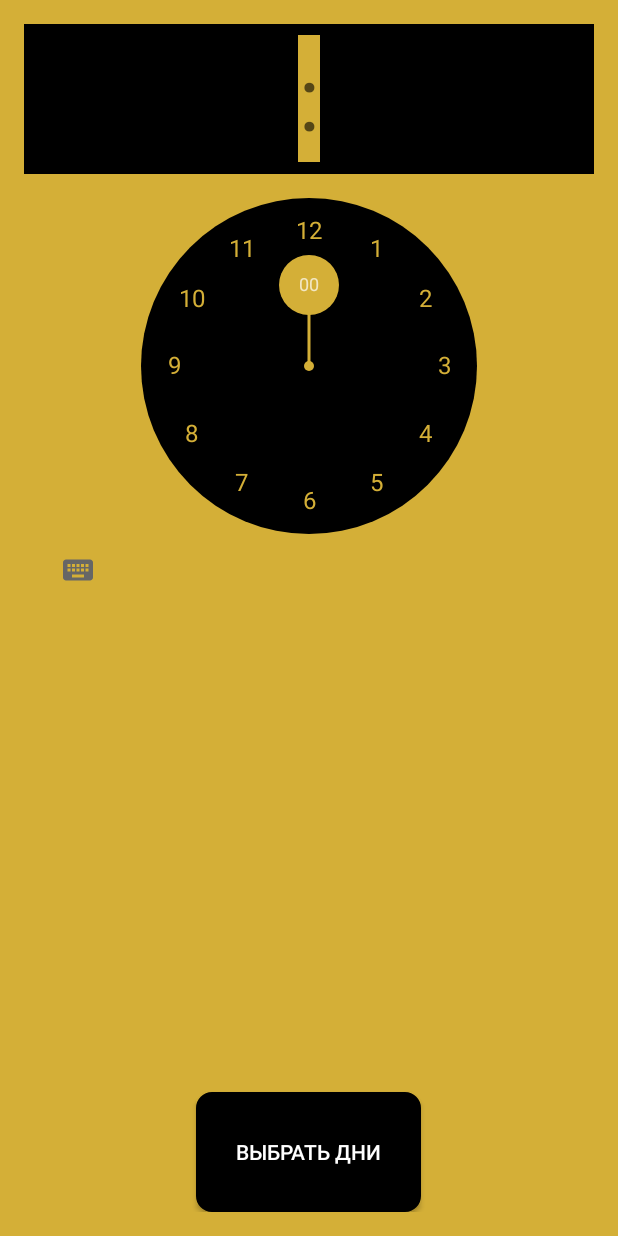
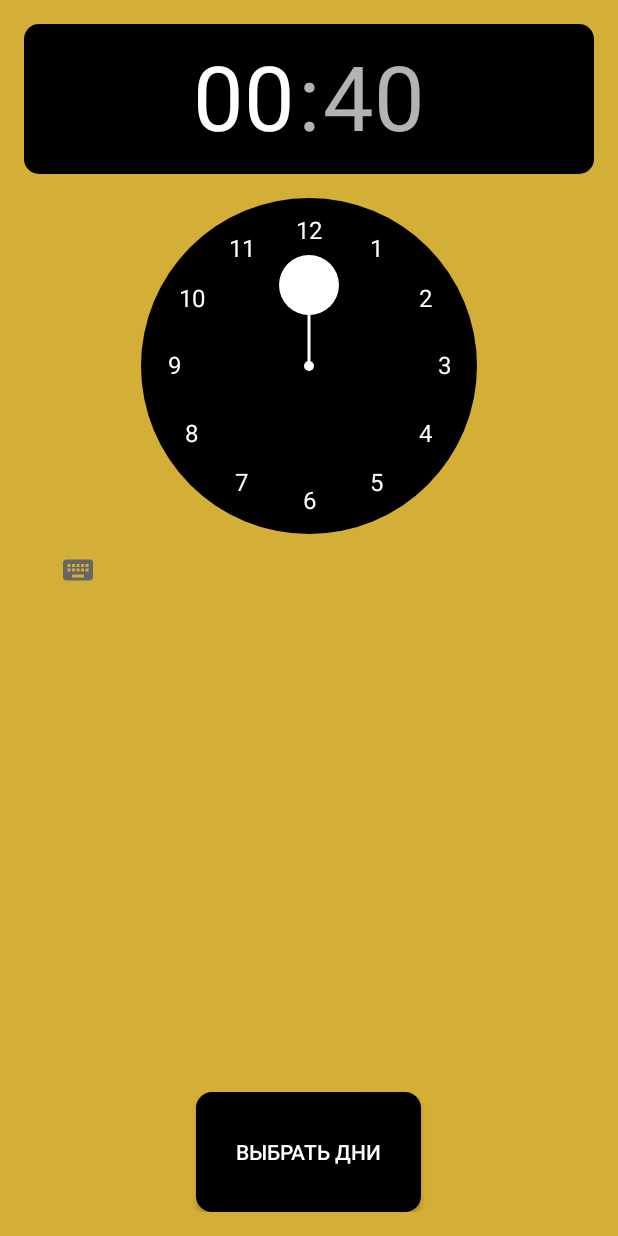
Before and after one commit to ZlotIv/AlarmClock, an Android app: the screen it shows after launch (AlarmSettings), after a tap on an icon or button, on a phone screen of 412 x 824 dp. Run offline under Robolectric (Android 15) with nearby library versions, the phone set to English and light mode, and no system bars.

Commit message:
Изменены углы у AlertDialog, изменены углы и цвет у timepicker

```diff
--- a/app/src/main/java/zlotnikov/alarmclock/AlarmSettings.java
+++ b/app/src/main/java/zlotnikov/alarmclock/AlarmSettings.java
@@ -63,7 +63,7 @@ public class AlarmSettings extends AppCompatActivity {
         intBuffer = new StringBuffer();
         toMainIntent = new Intent(context, MainActivity.class);
         toReceiverIntent = new Intent(context, AlarmReceiver.class);
-        builder = new AlertDialog.Builder(this);
+        builder = new AlertDialog.Builder(this, R.style.myAlertDialog);
         alarmManager = (AlarmManager) getSystemService(ALARM_SERVICE);
 
         builder.setTitle("Выберите дни недели");
--- a/app/src/main/java/zlotnikov/alarmclock/MainActivity.java
+++ b/app/src/main/java/zlotnikov/alarmclock/MainActivity.java
@@ -15,7 +15,6 @@ import android.os.Bundle;
 import android.util.Log;
 import android.view.View;
 import android.widget.AdapterView;
-import android.widget.Button;
 import android.widget.CursorAdapter;
 import android.widget.ImageButton;
 import android.widget.ListView;
@@ -53,8 +52,8 @@ public class MainActivity extends AppCompatActivity {
         // формирование столбцов сопоставления
         String[] from = new String[]{"HOURS", "MINUTES", "DAYS"};
         int[] to = new int[]{R.id.hours, R.id.minutes, R.id.days};
-        deleteDialog = new AlertDialog.Builder(MainActivity.this);
-        songDialog = new AlertDialog.Builder(MainActivity.this);
+        deleteDialog = new AlertDialog.Builder(MainActivity.this, R.style.myAlertDialog);
+        songDialog = new AlertDialog.Builder(MainActivity.this, R.style.myAlertDialog);
 
 
         // НЕ ЗАБЫТЬ УДАЛИТЬ!!!
@@ -73,7 +72,7 @@ public class MainActivity extends AppCompatActivity {
         // диалоговое окно для удаления будильника
         listView.setOnItemClickListener(new AdapterView.OnItemClickListener() {@Override
         public void onItemClick(AdapterView<?> parent, View view, int position, final long id) {
-            deleteDialog.setMessage("Удалить будильник?");
+            deleteDialog.setTitle("Удалить будильник?");
             deleteDialog.setNegativeButton("Нет", new DialogInterface.OnClickListener() {
                 @Override
                 public void onClick(DialogInterface dialog, int which) {
@@ -164,7 +163,6 @@ public class MainActivity extends AppCompatActivity {
         SharedPreferences saveSong = getSharedPreferences("song", MODE_PRIVATE);
         final SharedPreferences.Editor saveSongEditor = saveSong.edit();
         final String[] songs = {"Звонок будильника", "Бетховен - Тишина", "Бетховен - 5 симфония", "Моцарт - Фантазия", "Деревенский будильник"};
-        songDialog = new AlertDialog.Builder(MainActivity.this);
         songDialog.setTitle("Выберите мелодию для будильника");
         songDialog.setNegativeButton("Закрыть", new DialogInterface.OnClickListener() {
             @Override
--- /dev/null
+++ b/app/src/main/res/drawable/alertdialogbackground.xml
@@ -0,0 +1,7 @@
+<?xml version="1.0" encoding="utf-8"?>
+<inset xmlns:android="http://schemas.android.com/apk/res/android">
+    <shape android:shape="rectangle">
+        <corners android:radius="10dp"/>
+        <solid android:color="@color/colorGold"/>
+    </shape>
+</inset>
--- a/app/src/main/res/drawable/choosedaysbuttondefault.xml
+++ b/app/src/main/res/drawable/choosedaysbuttondefault.xml
@@ -4,7 +4,7 @@
         <shape>
             <solid android:color="@color/colorBlack"/>
             <stroke android:width="1dp"/>
-            <corners android:radius="10.0dip"/>
+            <corners android:radius="10dp"/>
         </shape>
     </item>
 </selector>
--- a/app/src/main/res/drawable/choosedaysbuttonpressed.xml
+++ b/app/src/main/res/drawable/choosedaysbuttonpressed.xml
@@ -4,8 +4,8 @@
         <shape>
             <solid android:color="@color/colorBlack"/>
             <stroke android:width="2dp"
-                android:color="@color/colorBlood" />
-            <corners android:radius="10.0dip"/>
+                android:color="@color/colorWhite" />
+            <corners android:radius="10dp"/>
         </shape>
     </item>
 </selector>
--- a/app/src/main/res/drawable/choosedaysbuttonselector.xml
+++ b/app/src/main/res/drawable/choosedaysbuttonselector.xml
@@ -1,6 +1,6 @@
 <?xml version="1.0" encoding="utf-8"?>
 <selector xmlns:android="http://schemas.android.com/apk/res/android">
     <item android:state_pressed="true"
-        android:drawable="@drawable/choosedaysbuttonpressed"/>
+        android:drawable="@drawable/choosedaysbuttonpressed" />
     <item android:drawable="@drawable/choosedaysbuttondefault"/>
 </selector>
--- /dev/null
+++ b/app/src/main/res/drawable/timepickerheader.xml
@@ -0,0 +1,7 @@
+<?xml version="1.0" encoding="utf-8"?>
+<inset xmlns:android="http://schemas.android.com/apk/res/android">
+    <shape android:shape="rectangle">
+        <corners android:radius="10dp"/>
+        <solid android:color="@color/colorBlack"/>
+    </shape>
+</inset>
--- a/app/src/main/res/layout/activity_alarm_settings.xml
+++ b/app/src/main/res/layout/activity_alarm_settings.xml
@@ -14,8 +14,7 @@
         android:layout_height="wrap_content"
         android:id="@+id/timePicker"
         android:layout_alignParentTop="true"
-        android:layout_centerHorizontal="true"
-        style="@style/myTimePicker"/>
+        android:layout_centerHorizontal="true"/>
 
     <Button
         android:layout_width="150dp"
--- a/app/src/main/res/layout/activity_wake_up.xml
+++ b/app/src/main/res/layout/activity_wake_up.xml
@@ -14,7 +14,9 @@
         android:layout_height="wrap_content"
         android:text="Стоп"
         android:id="@+id/stopButton"
-        android:layout_alignParentBottom="true" />
+        android:layout_alignParentBottom="true"
+        android:textColor="@color/colorWhite"
+        android:background="@drawable/choosedaysbuttonselector"/>
 
     <Button
         android:layout_width="match_parent"
@@ -22,5 +24,7 @@
         android:text="Повторить через 5 минут"
         android:id="@+id/repeatButton"
         android:layout_alignParentTop="true"
-        android:layout_centerHorizontal="true" />
+        android:layout_centerHorizontal="true"
+        android:background="@drawable/choosedaysbuttonselector"
+        android:textColor="@color/colorWhite"/>
 </RelativeLayout>
--- a/app/src/main/res/values/colors.xml
+++ b/app/src/main/res/values/colors.xml
@@ -1,10 +1,6 @@
 <?xml version="1.0" encoding="utf-8"?>
 <resources>
-    <color name="colorPrimary">#3F51B5</color>
-    <color name="colorPrimaryDark">#303f9f</color>
-    <color name="colorAccent">#8470FF</color>
     <color name="colorGold">#D4AF37</color>
     <color name="colorBlack">#000000</color>
     <color name="colorWhite">#ffffff</color>
-    <color name="colorBlood">#DC143C</color>
 </resources>
--- a/app/src/main/res/values/styles.xml
+++ b/app/src/main/res/values/styles.xml
@@ -4,18 +4,25 @@
     <style name="AppTheme" parent="Theme.AppCompat.Light.NoActionBar">
         <!-- Customize your theme here. -->
         <item name="android:statusBarColor">@color/colorBlack</item>
-        <item name="android:background">@color/colorGold</item>
+        <item name="android:timePickerStyle">@style/myTimePicker</item>
+        <item name="android:colorBackground">@color/colorGold</item>
     </style>
-    <style name="myTimePicker" parent="@android:style/Widget.Material.TimePicker">
-        <item name="android:headerBackground">@color/colorBlack</item>
-        <item name="android:numbersSelectorColor">@color/colorGold</item>
+    <style name="myTimePicker" parent="@android:style/Widget.Material.Light.TimePicker">
+        <item name="android:numbersSelectorColor">@color/colorWhite</item>
         <item name="android:numbersBackgroundColor">@color/colorBlack</item>
-        <item name="android:numbersTextColor">@color/colorGold</item>
+        <item name="android:numbersTextColor">@color/colorWhite</item>
+        <item name="android:headerBackground">@drawable/timepickerheader</item>
     </style>
-    <style name="myTextView" parent="android:Widget.TextView">
+    <style name="myTextView" parent="@android:style/Widget.TextView">
         <item name="android:textColor">@color/colorBlack</item>
         <item name="android:textSize">20sp</item>
     </style>
-
+    <style name="myAlertDialog" parent="@style/Theme.AppCompat.Dialog.Alert">
+        <item name="android:textColor">@color/colorBlack</item>
+        <item name="android:colorAccent">@color/colorBlack</item>
+        <item name="android:background">@drawable/alertdialogbackground</item>
+        <item name="android:colorControlNormal">@color/colorBlack</item>
+        <item name="android:colorControlActivated">@color/colorBlack</item>
+    </style>
 
 </resources>
```
